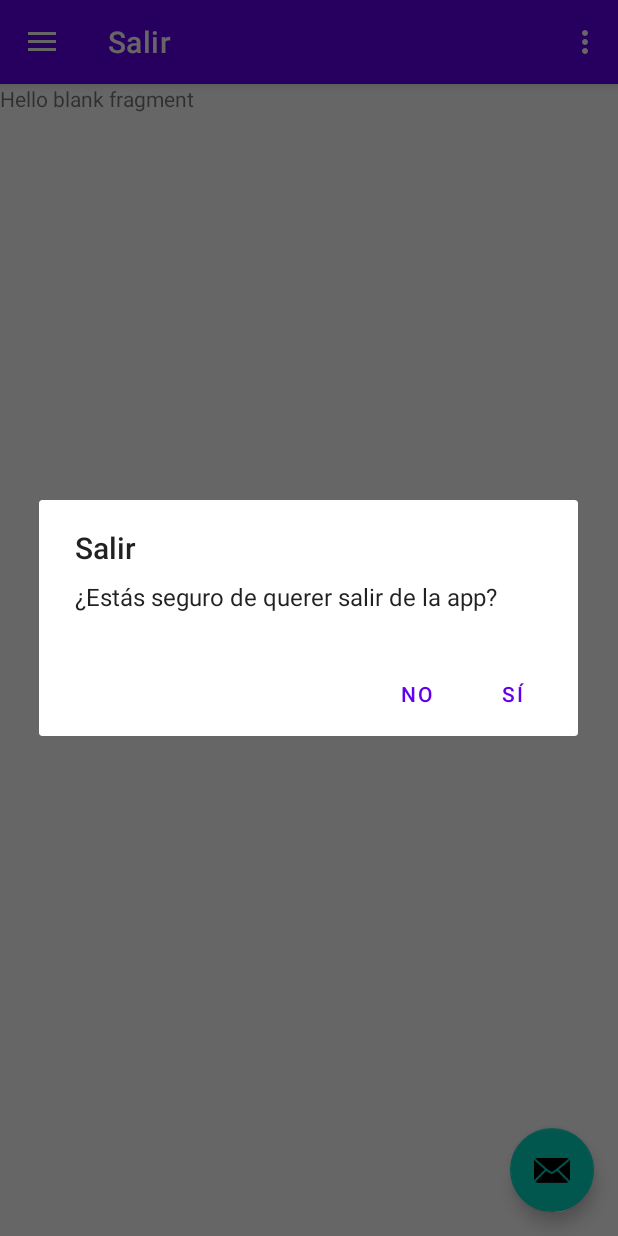
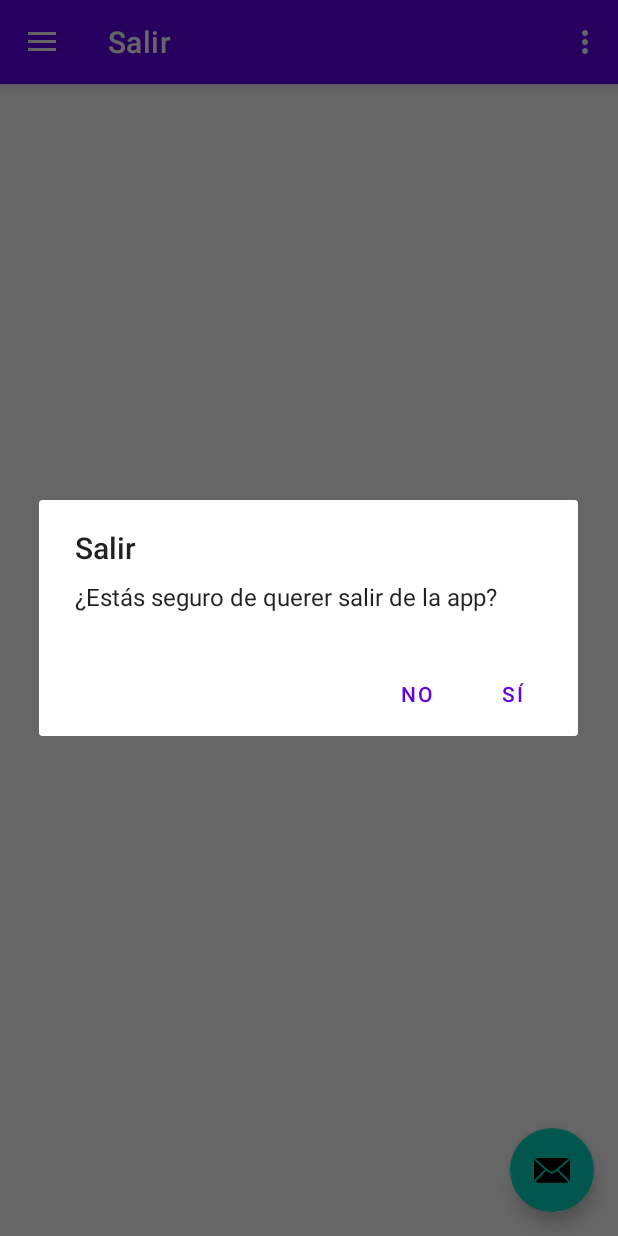
Before and after one commit to gabriel-1993/examenAndroidTorrez, an Android app: the screen it shows after launch (MainActivity), in the side drawer, after a tap on "Salir", on a phone screen of 412 x 824 dp. Run offline under Robolectric (Android 15) with nearby library versions, the phone set to English and light mode, and no system bars; our stand-ins replace navigation-ui.

Commit message:
textoVacioParaVistaSalir

```diff
--- a/app/src/main/res/layout/fragment_salir.xml
+++ b/app/src/main/res/layout/fragment_salir.xml
@@ -8,7 +8,6 @@
     <!-- TODO: Update blank fragment layout -->
     <TextView
         android:layout_width="match_parent"
-        android:layout_height="match_parent"
-        android:text="@string/hello_blank_fragment" />
+        android:layout_height="match_parent" />
 
 </FrameLayout>
```
